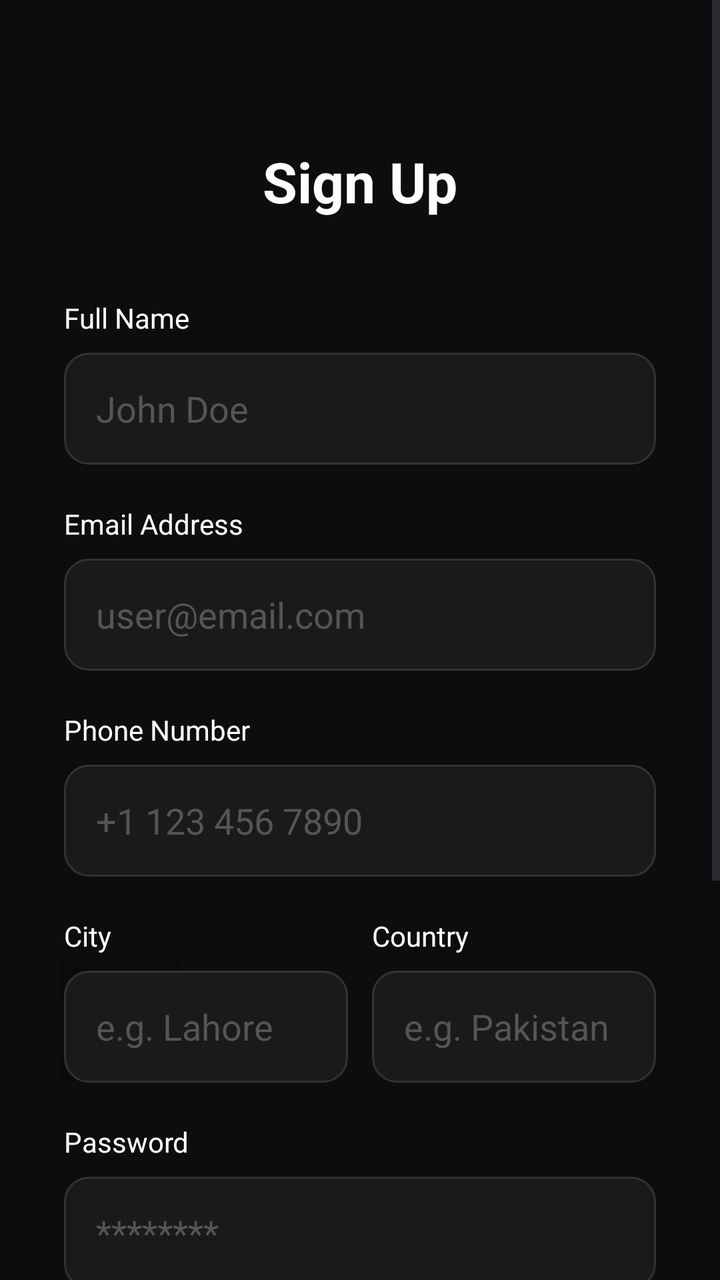
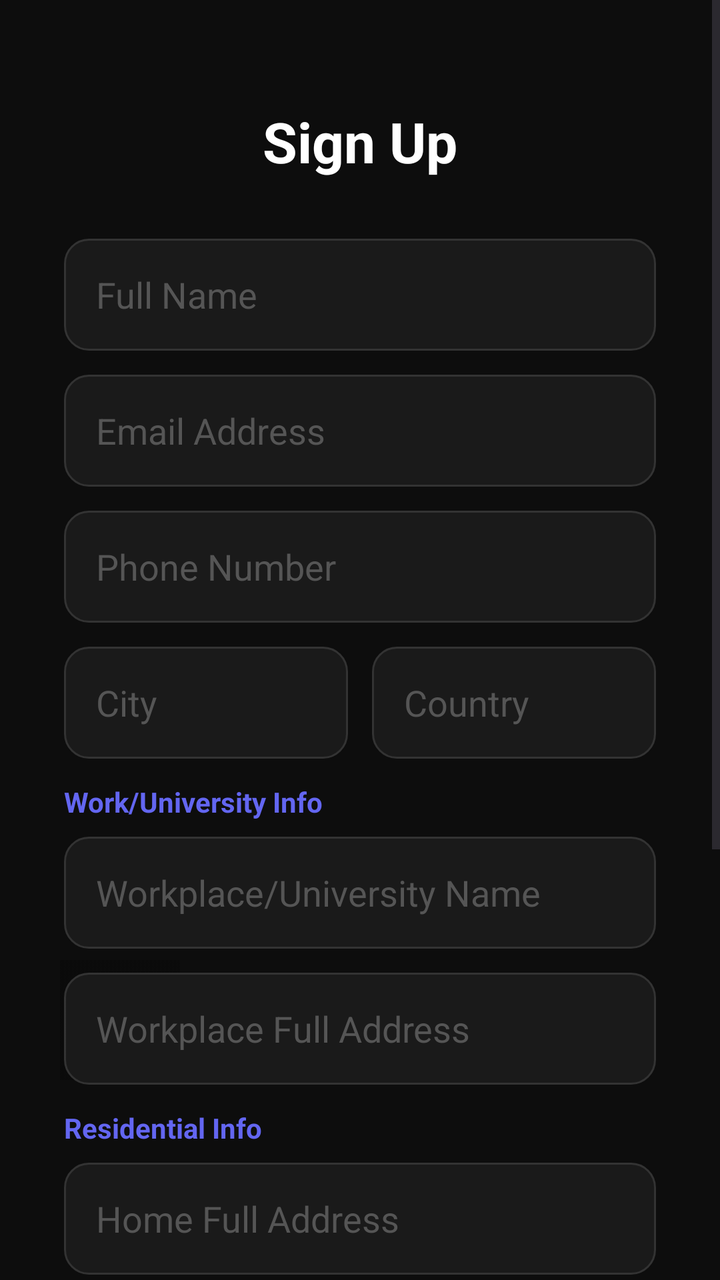

The first picture is an Android layout as it rendered before a commit; the second is the same layout after the commit. The layout source and the unified diff follow.
<!-- AndroidManifest.xml: application theme Theme.Carpoolproject -->
<!-- res/layout/activity_signup.xml -->
<?xml version="1.0" encoding="utf-8"?>
<FrameLayout xmlns:android="http://schemas.android.com/apk/res/android"
    android:layout_width="match_parent"
    android:layout_height="match_parent"
    android:background="@color/background_dark">

    <ImageView
        android:id="@+id/ivAnimatedCar"
        android:layout_width="120dp"
        android:layout_height="60dp"
        android:layout_gravity="bottom"
        android:layout_marginBottom="100dp"
        android:alpha="0.2"
        android:src="@drawable/ic_car_2" />

    <ScrollView
        android:layout_width="match_parent"
        android:layout_height="match_parent"
        android:fillViewport="true">

        <LinearLayout
            android:layout_width="match_parent"
            android:layout_height="wrap_content"
            android:orientation="vertical"
            android:padding="32dp"
            android:gravity="center_horizontal">

            <TextView
                android:layout_width="wrap_content"
                android:layout_height="wrap_content"
                android:text="Sign Up"
                android:textColor="@color/white"
                android:textSize="28sp"
                android:textStyle="bold"
                android:layout_marginTop="40dp"
                android:layout_marginBottom="40dp"/>

            <TextView
                android:layout_width="match_parent"
                android:layout_height="wrap_content"
                android:text="Full Name"
                android:textColor="@color/white"
                android:textSize="14sp"
                android:layout_marginBottom="8dp"/>

            <EditText
                android:id="@+id/etName"
                android:layout_width="match_parent"
                android:layout_height="56dp"
                android:background="@drawable/edit_text_bg"
                android:hint="John Doe"
                android:textColorHint="#555555"
                android:textColor="@color/white"
                android:paddingStart="16dp"
                android:paddingEnd="16dp"
                android:inputType="textPersonName"
                android:layout_marginBottom="20dp"/>

            <TextView
                android:layout_width="match_parent"
                android:layout_height="wrap_content"
                android:text="Email Address"
                android:textColor="@color/white"
                android:textSize="14sp"
                android:layout_marginBottom="8dp"/>

            <EditText
                android:id="@+id/etEmail"
                android:layout_width="match_parent"
                android:layout_height="56dp"
                android:background="@drawable/edit_text_bg"
                android:hint="user@email.com"
                android:textColorHint="#555555"
                android:textColor="@color/white"
                android:paddingStart="16dp"
                android:paddingEnd="16dp"
                android:inputType="textEmailAddress"
                android:layout_marginBottom="20dp"/>

            <TextView
                android:layout_width="match_parent"
                android:layout_height="wrap_content"
                android:text="Phone Number"
                android:textColor="@color/white"
                android:textSize="14sp"
                android:layout_marginBottom="8dp"/>

            <EditText
                android:id="@+id/etPhone"
                android:layout_width="match_parent"
                android:layout_height="56dp"
                android:background="@drawable/edit_text_bg"
                android:hint="+1 123 456 7890"
                android:textColorHint="#555555"
                android:textColor="@color/white"
                android:paddingStart="16dp"
                android:paddingEnd="16dp"
                android:inputType="phone"
                android:layout_marginBottom="20dp"/>

            <LinearLayout
                android:layout_width="match_parent"
                android:layout_height="wrap_content"
                android:orientation="horizontal"
                android:layout_marginBottom="20dp">

                <LinearLayout
                    android:layout_width="0dp"
                    android:layout_height="wrap_content"
                    android:layout_weight="1"
                    android:orientation="vertical">
                    <TextView
                        android:layout_width="match_parent"
                        android:layout_height="wrap_content"
                        android:text="City"
                        android:textColor="@color/white"
                        android:textSize="14sp"
                        android:layout_marginBottom="8dp"/>
                    <EditText
                        android:id="@+id/etCity"
                        android:layout_width="match_parent"
                        android:layout_height="56dp"
                        android:background="@drawable/edit_text_bg"
                        android:hint="e.g. Lahore"
                        android:textColorHint="#555555"
                        android:textColor="@color/white"
                        android:paddingStart="16dp"
                        android:paddingEnd="16dp"
                        android:inputType="text" />
                </LinearLayout>

                <View
                    android:layout_width="12dp"
                    android:layout_height="1dp" />

                <LinearLayout
                    android:layout_width="0dp"
                    android:layout_height="wrap_content"
                    android:layout_weight="1"
                    android:orientation="vertical">
                    <TextView
                        android:layout_width="match_parent"
                        android:layout_height="wrap_content"
                        android:text="Country"
                        android:textColor="@color/white"
                        android:textSize="14sp"
                        android:layout_marginBottom="8dp"/>
                    <EditText
                        android:id="@+id/etCountry"
                        android:layout_width="match_parent"
                        android:layout_height="56dp"
                        android:background="@drawable/edit_text_bg"
                        android:hint="e.g. Pakistan"
                        android:textColorHint="#555555"
                        android:textColor="@color/white"
                        android:paddingStart="16dp"
                        android:paddingEnd="16dp"
                        android:inputType="text" />
                </LinearLayout>
            </LinearLayout>

            <TextView
                android:layout_width="match_parent"
                android:layout_height="wrap_content"
                android:text="Password"
                android:textColor="@color/white"
                android:textSize="14sp"
                android:layout_marginBottom="8dp"/>

            <EditText
                android:id="@+id/etPassword"
                android:layout_width="match_parent"
                android:layout_height="56dp"
                android:background="@drawable/edit_text_bg"
                android:hint="********"
                android:textColorHint="#555555"
                android:textColor="@color/white"
                android:paddingStart="16dp"
                android:paddingEnd="16dp"
                android:inputType="textPassword"
                android:layout_marginBottom="20dp"/>

            <TextView
                android:id="@+id/tvRoleLabel"
                android:layout_width="match_parent"
                android:layout_height="wrap_content"
                android:text="Your Role"
                android:textColor="@color/white"
                android:textSize="14sp"
                android:layout_marginBottom="8dp"/>

            <Spinner
                android:id="@+id/spinnerRole"
                android:layout_width="match_parent"
                android:layout_height="56dp"
                android:background="@drawable/edit_text_bg"
                android:layout_marginBottom="32dp"
                android:paddingStart="16dp"
                android:paddingEnd="16dp"
                android:theme="@style/ThemeOverlay.AppCompat.Dark" />

            <Button
                android:id="@+id/btnSignup"
                android:layout_width="match_parent"
                android:layout_height="60dp"
                android:backgroundTint="@color/primary_blue"
                android:text="Create Account"
                android:textAllCaps="false"
                android:textColor="@color/white"
                android:textSize="16sp"
                android:layout_marginBottom="16dp"/>

            <TextView
                android:id="@+id/tvLogin"
                android:layout_width="wrap_content"
                android:layout_height="wrap_content"
                android:text="Already have an account? Login"
                android:textColor="#AAAAAA"
                android:layout_marginBottom="24dp"/>

        </LinearLayout>
    </ScrollView>
</FrameLayout>
<!-- resources referenced by this layout -->
<resources>
  <color name="background_dark">#0D0D0D</color>
  <color name="primary_blue">#6366F1</color>
  <color name="white">#FFFFFFFF</color>
  <!-- drawable edit_text_bg (drawable) -->
  <?xml version="1.0" encoding="utf-8"?>
  <shape xmlns:android="http://schemas.android.com/apk/res/android">
      <solid android:color="#1A1A1A"/>
      <corners android:radius="12dp"/>
      <stroke android:width="1dp" android:color="#333333"/>
  </shape>
  <!-- drawable ic_car_2: png bitmap (drawable, 81089 bytes) -->
  <style name="Theme.Carpoolproject" parent="Base.Theme.Carpoolproject" />
  <style name="Base.Theme.Carpoolproject" parent="Theme.Material3.DayNight.NoActionBar">
      </style>
</resources>

<!-- the commit's change to res/layout/activity_signup.xml (unified diff, before → after) -->
@@ -1,5 +1,6 @@
 <?xml version="1.0" encoding="utf-8"?>
 <FrameLayout xmlns:android="http://schemas.android.com/apk/res/android"
+    xmlns:app="http://schemas.android.com/apk/res-auto"
     android:layout_width="match_parent"
     android:layout_height="match_parent"
     android:background="@color/background_dark">
@@ -32,172 +33,167 @@
                 android:textColor="@color/white"
                 android:textSize="28sp"
                 android:textStyle="bold"
-                android:layout_marginTop="40dp"
-                android:layout_marginBottom="40dp"/>
-
-            <TextView
-                android:layout_width="match_parent"
-                android:layout_height="wrap_content"
-                android:text="Full Name"
-                android:textColor="@color/white"
+                android:layout_marginTop="20dp"
+                android:layout_marginBottom="30dp"/>
+
+            
+            <EditText
+                android:id="@+id/etName"
+                android:layout_width="match_parent"
+                android:layout_height="56dp"
+                android:background="@drawable/edit_text_bg"
+                android:hint="Full Name"
+                android:textColorHint="#555555"
+                android:textColor="@color/white"
+                android:paddingStart="16dp"
+                android:paddingEnd="16dp"
+                android:inputType="textPersonName"
+                android:layout_marginBottom="12dp"/>
+
+            <EditText
+                android:id="@+id/etEmail"
+                android:layout_width="match_parent"
+                android:layout_height="56dp"
+                android:background="@drawable/edit_text_bg"
+                android:hint="Email Address"
+                android:textColorHint="#555555"
+                android:textColor="@color/white"
+                android:paddingStart="16dp"
+                android:paddingEnd="16dp"
+                android:inputType="textEmailAddress"
+                android:layout_marginBottom="12dp"/>
+
+            <EditText
+                android:id="@+id/etPhone"
+                android:layout_width="match_parent"
+                android:layout_height="56dp"
+                android:background="@drawable/edit_text_bg"
+                android:hint="Phone Number"
+                android:textColorHint="#555555"
+                android:textColor="@color/white"
+                android:paddingStart="16dp"
+                android:paddingEnd="16dp"
+                android:inputType="phone"
+                android:layout_marginBottom="12dp"/>
+
+            <LinearLayout
+                android:layout_width="match_parent"
+                android:layout_height="wrap_content"
+                android:orientation="horizontal"
+                android:layout_marginBottom="12dp">
+                <EditText
+                    android:id="@+id/etCity"
+                    android:layout_width="0dp"
+                    android:layout_height="56dp"
+                    android:layout_weight="1"
+                    android:background="@drawable/edit_text_bg"
+                    android:hint="City"
+                    android:textColorHint="#555555"
+                    android:textColor="@color/white"
+                    android:paddingStart="16dp"
+                    android:paddingEnd="16dp"
+                    android:inputType="text" />
+                <View android:layout_width="12dp" android:layout_height="1dp" />
+                <EditText
+                    android:id="@+id/etCountry"
+                    android:layout_width="0dp"
+                    android:layout_height="56dp"
+                    android:layout_weight="1"
+                    android:background="@drawable/edit_text_bg"
+                    android:hint="Country"
+                    android:textColorHint="#555555"
+                    android:textColor="@color/white"
+                    android:paddingStart="16dp"
+                    android:paddingEnd="16dp"
+                    android:inputType="text" />
+            </LinearLayout>
+
+            
+            <TextView
+                android:layout_width="match_parent"
+                android:layout_height="wrap_content"
+                android:text="Work/University Info"
+                android:textColor="@color/primary_vibrant"
                 android:textSize="14sp"
+                android:textStyle="bold"
                 android:layout_marginBottom="8dp"/>
 
             <EditText
-                android:id="@+id/etName"
-                android:layout_width="match_parent"
-                android:layout_height="56dp"
-                android:background="@drawable/edit_text_bg"
-                android:hint="John Doe"
-                android:textColorHint="#555555"
-                android:textColor="@color/white"
-                android:paddingStart="16dp"
-                android:paddingEnd="16dp"
-                android:inputType="textPersonName"
-                android:layout_marginBottom="20dp"/>
-
-            <TextView
-                android:layout_width="match_parent"
-                android:layout_height="wrap_content"
-                android:text="Email Address"
-                android:textColor="@color/white"
+                android:id="@+id/etWorkplace"
+                android:layout_width="match_parent"
+                android:layout_height="56dp"
+                android:background="@drawable/edit_text_bg"
+                android:hint="Workplace/University Name"
+                android:textColorHint="#555555"
+                android:textColor="@color/white"
+                android:paddingStart="16dp"
+                android:paddingEnd="16dp"
+                android:inputType="text"
+                android:layout_marginBottom="12dp"/>
+
+            <EditText
+                android:id="@+id/etWorkplaceAddress"
+                android:layout_width="match_parent"
+                android:layout_height="56dp"
+                android:background="@drawable/edit_text_bg"
+                android:hint="Workplace Full Address"
+                android:textColorHint="#555555"
+                android:textColor="@color/white"
+                android:paddingStart="16dp"
+                android:paddingEnd="16dp"
+                android:inputType="text"
+                android:layout_marginBottom="12dp"/>
+
+            <TextView
+                android:layout_width="match_parent"
+                android:layout_height="wrap_content"
+                android:text="Residential Info"
+                android:textColor="@color/primary_vibrant"
                 android:textSize="14sp"
+                android:textStyle="bold"
                 android:layout_marginBottom="8dp"/>
 
             <EditText
-                android:id="@+id/etEmail"
-                android:layout_width="match_parent"
-                android:layout_height="56dp"
-                android:background="@drawable/edit_text_bg"
-                android:hint="user@email.com"
-                android:textColorHint="#555555"
-                android:textColor="@color/white"
-                android:paddingStart="16dp"
-                android:paddingEnd="16dp"
-                android:inputType="textEmailAddress"
-                android:layout_marginBottom="20dp"/>
-
-            <TextView
-                android:layout_width="match_parent"
-                android:layout_height="wrap_content"
-                android:text="Phone Number"
-                android:textColor="@color/white"
-                android:textSize="14sp"
-                android:layout_marginBottom="8dp"/>
-
-            <EditText
-                android:id="@+id/etPhone"
-                android:layout_width="match_parent"
-                android:layout_height="56dp"
-                android:background="@drawable/edit_text_bg"
-                android:hint="+1 123 456 7890"
-                android:textColorHint="#555555"
-                android:textColor="@color/white"
-                android:paddingStart="16dp"
-                android:paddingEnd="16dp"
-                android:inputType="phone"
-                android:layout_marginBottom="20dp"/>
-
-            <LinearLayout
-                android:layout_width="match_parent"
-                android:layout_height="wrap_content"
-                android:orientation="horizontal"
-                android:layout_marginBottom="20dp">
-
-                <LinearLayout
-                    android:layout_width="0dp"
-                    android:layout_height="wrap_content"
-                    android:layout_weight="1"
-                    android:orientation="vertical">
-                    <TextView
-                        android:layout_width="match_parent"
-                        android:layout_height="wrap_content"
-                        android:text="City"
-                        android:textColor="@color/white"
-                        android:textSize="14sp"
-                        android:layout_marginBottom="8dp"/>
-                    <EditText
-                        android:id="@+id/etCity"
-                        android:layout_width="match_parent"
-                        android:layout_height="56dp"
-                        android:background="@drawable/edit_text_bg"
-                        android:hint="e.g. Lahore"
-                        android:textColorHint="#555555"
-                        android:textColor="@color/white"
-                        android:paddingStart="16dp"
-                        android:paddingEnd="16dp"
-                        android:inputType="text" />
-                </LinearLayout>
-
-                <View
-                    android:layout_width="12dp"
-                    android:layout_height="1dp" />
-
-                <LinearLayout
-                    android:layout_width="0dp"
-                    android:layout_height="wrap_content"
-                    android:layout_weight="1"
-                    android:orientation="vertical">
-                    <TextView
-                        android:layout_width="match_parent"
-                        android:layout_height="wrap_content"
-                        android:text="Country"
-                        android:textColor="@color/white"
-                        android:textSize="14sp"
-                        android:layout_marginBottom="8dp"/>
-                    <EditText
-                        android:id="@+id/etCountry"
-                        android:layout_width="match_parent"
-                        android:layout_height="56dp"
-                        android:background="@drawable/edit_text_bg"
-                        android:hint="e.g. Pakistan"
-                        android:textColorHint="#555555"
-                        android:textColor="@color/white"
-                        android:paddingStart="16dp"
-                        android:paddingEnd="16dp"
-                        android:inputType="text" />
-                </LinearLayout>
-            </LinearLayout>
-
-            <TextView
-                android:layout_width="match_parent"
-                android:layout_height="wrap_content"
-                android:text="Password"
-                android:textColor="@color/white"
-                android:textSize="14sp"
-                android:layout_marginBottom="8dp"/>
+                android:id="@+id/etHomeAddress"
+                android:layout_width="match_parent"
+                android:layout_height="56dp"
+                android:background="@drawable/edit_text_bg"
+                android:hint="Home Full Address"
+                android:textColorHint="#555555"
+                android:textColor="@color/white"
+                android:paddingStart="16dp"
+                android:paddingEnd="16dp"
+                android:inputType="text"
+                android:layout_marginBottom="12dp"/>
 
             <EditText
                 android:id="@+id/etPassword"
                 android:layout_width="match_parent"
                 android:layout_height="56dp"
                 android:background="@drawable/edit_text_bg"
-                android:hint="********"
+                android:hint="Password"
                 android:textColorHint="#555555"
                 android:textColor="@color/white"
                 android:paddingStart="16dp"
                 android:paddingEnd="16dp"
                 android:inputType="textPassword"
-                android:layout_marginBottom="20dp"/>
-
-            <TextView
-                android:id="@+id/tvRoleLabel"
-                android:layout_width="match_parent"
-                android:layout_height="wrap_content"
-                android:text="Your Role"
-                android:textColor="@color/white"
-                android:textSize="14sp"
-                android:layout_marginBottom="8dp"/>
+                android:layout_marginBottom="12dp"/>
 
             <Spinner
                 android:id="@+id/spinnerRole"
                 android:layout_width="match_parent"
                 android:layout_height="56dp"
                 android:background="@drawable/edit_text_bg"
-                android:layout_marginBottom="32dp"
+                android:layout_marginBottom="24dp"
                 android:paddingStart="16dp"
                 android:paddingEnd="16dp"
                 android:theme="@style/ThemeOverlay.AppCompat.Dark" />
+
+            <TextView
+                android:id="@+id/tvRoleLabel"
+                android:layout_width="match_parent"
+                android:layout_height="wrap_content"
+                android:visibility="gone" />
 
             <Button
                 android:id="@+id/btnSignup"
@@ -216,7 +212,7 @@
                 android:layout_height="wrap_content"
                 android:text="Already have an account? Login"
                 android:textColor="#AAAAAA"
-                android:layout_marginBottom="24dp"/>
+                android:layout_marginBottom="40dp"/>
 
         </LinearLayout>
     </ScrollView>
<!-- resource entries referenced after the edit -->
@@ -2,6 +2,7 @@
 <resources>
   <color name="background_dark">#0D0D0D</color>
   <color name="primary_blue">#6366F1</color>
+  <color name="primary_vibrant">#6366F1</color>
   <color name="white">#FFFFFFFF</color>
   <!-- drawable edit_text_bg (drawable) -->
   <?xml version="1.0" encoding="utf-8"?>
